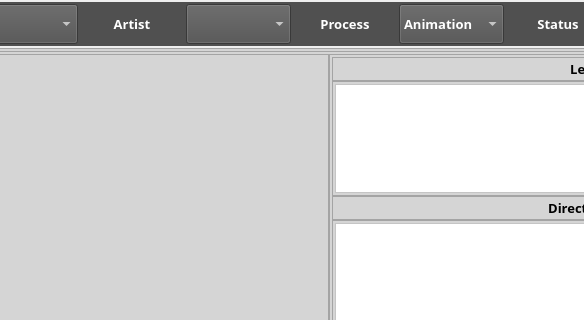
Qt form Kute/apr_Wiz/apr_wiz.ui (abble/schtool) before a commit; both pictures show x 153 to 737 and y 0 to 320 of the 980 by 451 pixel window.
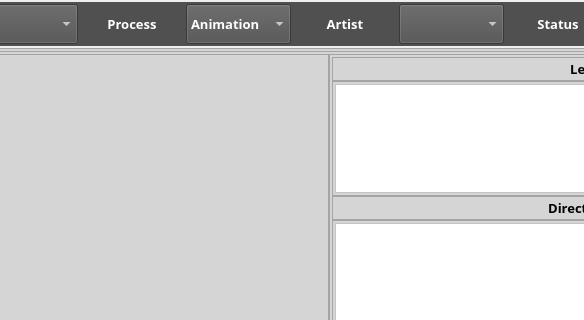
The same form after that commit. Icons and pictures are not drawn.

Commit message: modified:   Kute/apr_Wiz/apr_Wiz.pro.user 	modified:   Kute/apr_Wiz/apr_wiz.cpp 	modified:   Kute/apr_Wiz/apr_wiz.ui 	modified:   Kute/art_Wiz/art_Wiz.pro.user 	modified:   Kute/art_Wiz/art_wiz.cpp 	modified:   Kute/assign_Wiz/assign_wiz.pro.user 	Kute/build-apr_Wiz-Desktop_Qt_5_3_MSVC2010_OpenGL_32bit-Release/ 	Kute/build-assign_wiz-Desktop_Qt_5_3_MSVC2010_OpenGL_32bit-Release/ 	Kute/build-fsched_Wiz-Desktop_Qt_5_3_MSVC2010_OpenGL_32bit-Debug/ 	Kute/fsched_Wiz/

Diff of the .ui file:
```diff
--- a/Kute/apr_Wiz/apr_wiz.ui
+++ b/Kute/apr_Wiz/apr_wiz.ui
@@ -122,54 +122,6 @@
         </property>
        </widget>
       </item>
-      <item>
-       <widget class="QLabel" name="artlab">
-        <property name="font">
-         <font>
-          <family>Trebuchet MS</family>
-          <pointsize>10</pointsize>
-          <weight>75</weight>
-          <bold>true</bold>
-         </font>
-        </property>
-        <property name="styleSheet">
-         <string notr="true">color: rgb(255, 255, 255);</string>
-        </property>
-        <property name="text">
-         <string>Artist</string>
-        </property>
-        <property name="alignment">
-         <set>Qt::AlignCenter</set>
-        </property>
-       </widget>
-      </item>
-      <item>
-       <widget class="QComboBox" name="artfilcombo">
-        <property name="minimumSize">
-         <size>
-          <width>60</width>
-          <height>40</height>
-         </size>
-        </property>
-        <property name="maximumSize">
-         <size>
-          <width>120</width>
-          <height>40</height>
-         </size>
-        </property>
-        <property name="font">
-         <font>
-          <family>Trebuchet MS</family>
-          <pointsize>10</pointsize>
-          <weight>75</weight>
-          <bold>true</bold>
-         </font>
-        </property>
-        <property name="styleSheet">
-         <string notr="true">color: rgb(255, 255, 255);</string>
-        </property>
-       </widget>
-      </item>
       <item>
        <widget class="QLabel" name="proceslab">
         <property name="minimumSize">
@@ -233,6 +185,54 @@
         </item>
        </widget>
       </item>
+      <item>
+       <widget class="QLabel" name="artlab">
+        <property name="font">
+         <font>
+          <family>Trebuchet MS</family>
+          <pointsize>10</pointsize>
+          <weight>75</weight>
+          <bold>true</bold>
+         </font>
+        </property>
+        <property name="styleSheet">
+         <string notr="true">color: rgb(255, 255, 255);</string>
+        </property>
+        <property name="text">
+         <string>Artist</string>
+        </property>
+        <property name="alignment">
+         <set>Qt::AlignCenter</set>
+        </property>
+       </widget>
+      </item>
+      <item>
+       <widget class="QComboBox" name="artfilcombo">
+        <property name="minimumSize">
+         <size>
+          <width>60</width>
+          <height>40</height>
+         </size>
+        </property>
+        <property name="maximumSize">
+         <size>
+          <width>120</width>
+          <height>40</height>
+         </size>
+        </property>
+        <property name="font">
+         <font>
+          <family>Trebuchet MS</family>
+          <pointsize>10</pointsize>
+          <weight>75</weight>
+          <bold>true</bold>
+         </font>
+        </property>
+        <property name="styleSheet">
+         <string notr="true">color: rgb(255, 255, 255);</string>
+        </property>
+       </widget>
+      </item>
       <item>
        <widget class="QLabel" name="statlab">
         <property name="font">
```
The commit also changes 5 other files.
